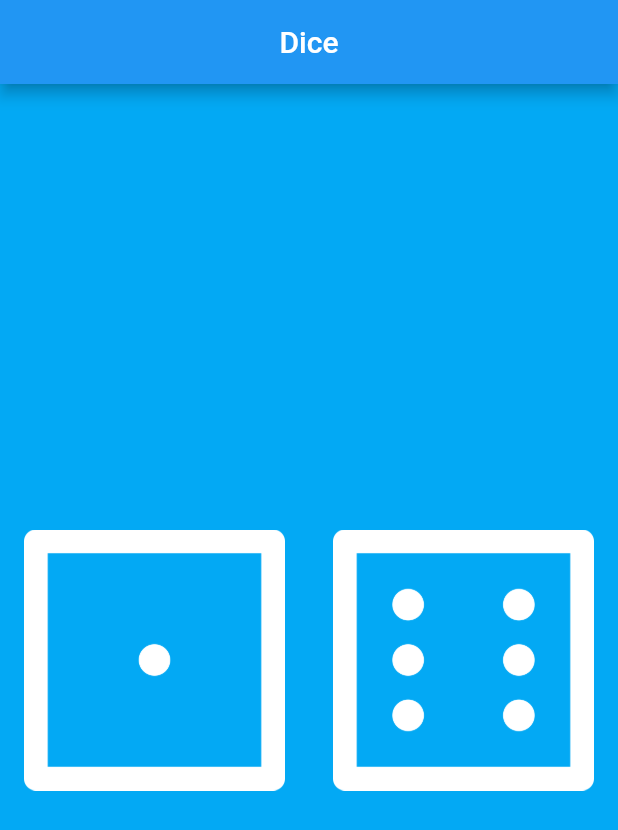
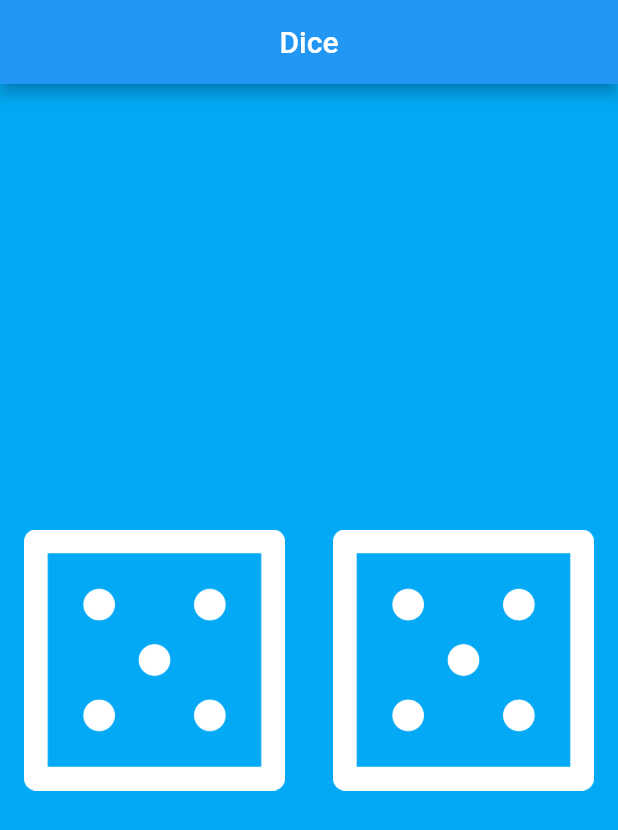
Before and after one commit to AnomDevgun/AppDev, a Flutter app: the screen it shows after launch, on a phone screen of 412 x 824 dp. Shown: the top 830 px of the screen. Run offline on Flutter 3.47's test engine with Material 2 defaults, Android fonts, the phone set to English and light mode, and no system bars.

Commit message:
dicee done.

```diff
--- a/dicee-flutter/lib/main.dart
+++ b/dicee-flutter/lib/main.dart
@@ -1,4 +1,5 @@
 import 'package:flutter/material.dart';
+import 'dart:math';
 
 void main() {
   return runApp(
@@ -16,22 +17,41 @@ void main() {
   );
 }
 
-class DicePage extends StatelessWidget {
+class DicePage extends StatefulWidget {
+  @override
+  _DicePageState createState() => _DicePageState();
+}
+
+class _DicePageState extends State<DicePage> {
+  int leftbutt = Random().nextInt(6) + 1; //gen random init numbers
+  int rightbutt = Random().nextInt(6) + 1;
+
+  void ss() {
+    setState(() {
+      leftbutt = Random().nextInt(6) + 1;
+      rightbutt = Random().nextInt(6) + 1;
+    });
+  }
+
   @override
   Widget build(BuildContext context) {
     return Center(
       child: Row(
         children: <Widget>[
           Expanded(
-            child: Padding(
-              padding: const EdgeInsets.all(16.0),
-              child: Image.asset('images/dice1.png'),
+            child: FlatButton(
+              onPressed: () {
+                ss();
+              },
+              child: Image.asset('images/dice$leftbutt.png'),
             ),
           ),
           Expanded(
-            child: Padding(
-              padding: const EdgeInsets.all(16.0),
-              child: Image.asset('images/dice6.png'),
+            child: FlatButton(
+              onPressed: () {
+                ss();
+              },
+              child: Image.asset('images/dice$rightbutt.png'),
             ),
           ),
         ],
```
Also changed, not shown: dicee-flutter/workingbuild.png (added).
